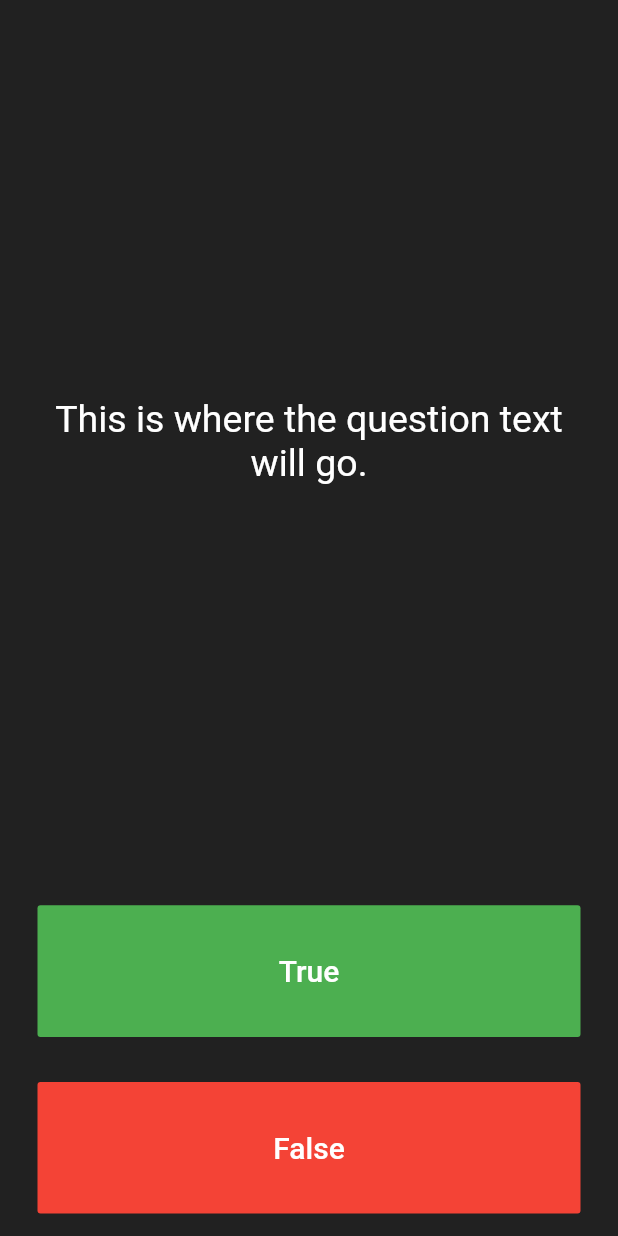
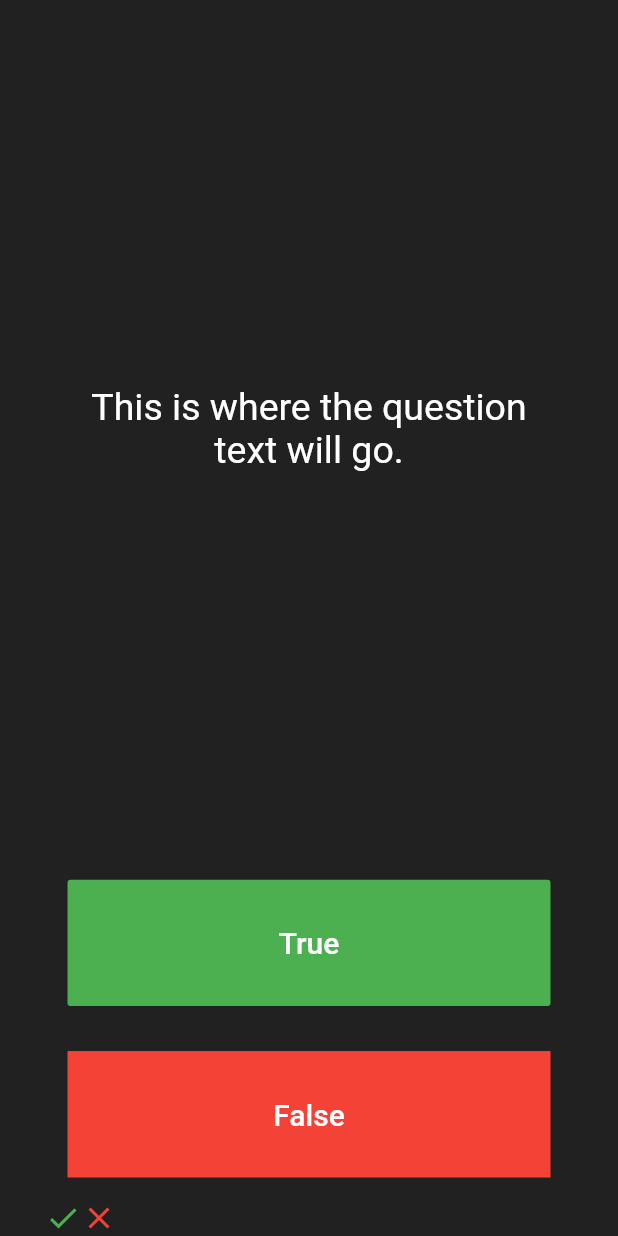
Before and after one commit to ToushikBanik123/quizzler, a Flutter app: the screen it shows after launch, on a phone screen of 412 x 824 dp. Run offline on Flutter 3.47's test engine with Material 2 defaults, Android fonts, the phone set to English and light mode, and no system bars.

Commit message:
created a list

```diff
--- a/lib/main.dart
+++ b/lib/main.dart
@@ -12,7 +12,7 @@ class Quizzler extends StatelessWidget {
         backgroundColor: Colors.grey.shade900,
         body: SafeArea(
           child: Padding(
-            padding: const EdgeInsets.symmetric(horizontal: 10.0),
+            padding: const EdgeInsets.symmetric(horizontal: 30.0),
             child: QuizPage(),
           ),
         ),
@@ -27,6 +27,16 @@ class QuizPage extends StatefulWidget {
 }
 
 class _QuizPageState extends State<QuizPage> {
+  List <Icon> scrolekeeper =[
+    Icon(
+      Icons.check,
+      color: Colors.green,
+    ),
+    Icon(
+      Icons.close,
+      color: Colors.red,
+    ),
+  ];
   @override
   Widget build(BuildContext context) {
     return Column(
@@ -70,23 +80,27 @@ class _QuizPageState extends State<QuizPage> {
         ),
         Expanded(
           child: Padding(
-            padding: EdgeInsets.all(15.0),
-            child: FlatButton(
+            padding: const EdgeInsets.all(15.0),
+            child: Container(
               color: Colors.red,
-              child: const Text(
-                'False',
-                style: TextStyle(
-                  fontSize: 20.0,
-                  color: Colors.white,
+              child: TextButton(
+                onPressed: () {
+                  //The user picked false.
+                },
+                child: const Text(
+                  'False',
+                  style: TextStyle(
+                    fontSize: 20.0,
+                    color: Colors.white,
+                  ),
                 ),
               ),
-              onPressed: () {
-                //The user picked false.
-              },
             ),
           ),
         ),
-        //TODO: Add a Row here as your score keeper
+        Row(
+          children: scrolekeeper,
+        ),
       ],
     );
   }
```
